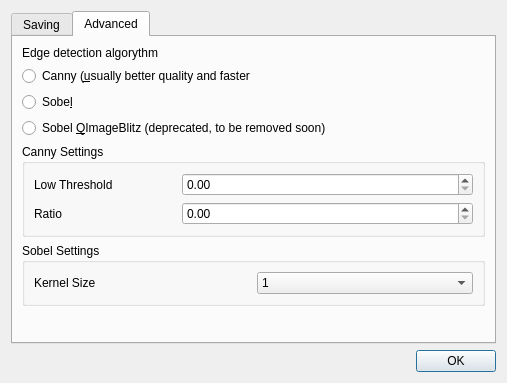
First picture: the form in src/configurationdialog.ui, repository GuLinux/PlanetaryImager, before the edit.
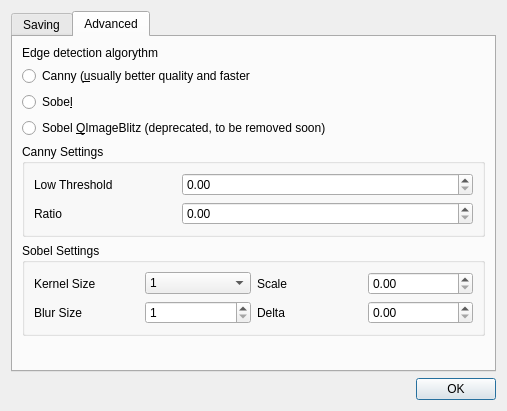
Second picture: the form after the edit.

Commit message: sobel parameters

Patch:
```diff
--- a/src/configurationdialog.ui
+++ b/src/configurationdialog.ui
@@ -7,7 +7,7 @@
     <x>0</x>
     <y>0</y>
     <width>507</width>
-    <height>383</height>
+    <height>411</height>
    </rect>
   </property>
   <property name="windowTitle">
@@ -215,6 +215,20 @@
           <string>Sobel Settings</string>
          </property>
          <layout class="QGridLayout" name="gridLayout_5">
+          <item row="1" column="2">
+           <widget class="QLabel" name="label_10">
+            <property name="text">
+             <string>Delta</string>
+            </property>
+           </widget>
+          </item>
+          <item row="0" column="2">
+           <widget class="QLabel" name="label_9">
+            <property name="text">
+             <string>Scale</string>
+            </property>
+           </widget>
+          </item>
           <item row="0" column="0">
            <widget class="QLabel" name="label_7">
             <property name="text">
@@ -246,6 +260,40 @@
             </item>
            </widget>
           </item>
+          <item row="1" column="0">
+           <widget class="QLabel" name="label_8">
+            <property name="text">
+             <string>Blur Size</string>
+            </property>
+           </widget>
+          </item>
+          <item row="1" column="1">
+           <widget class="QSpinBox" name="sobelBlurSize">
+            <property name="minimum">
+             <number>1</number>
+            </property>
+            <property name="maximum">
+             <number>15</number>
+            </property>
+            <property name="singleStep">
+             <number>2</number>
+            </property>
+           </widget>
+          </item>
+          <item row="0" column="3">
+           <widget class="QDoubleSpinBox" name="sobelScale">
+            <property name="singleStep">
+             <double>0.100000000000000</double>
+            </property>
+           </widget>
+          </item>
+          <item row="1" column="3">
+           <widget class="QDoubleSpinBox" name="sobelDelta">
+            <property name="singleStep">
+             <double>0.100000000000000</double>
+            </property>
+           </widget>
+          </item>
          </layout>
         </widget>
        </item>
```
The commit also changes 4 other files.
